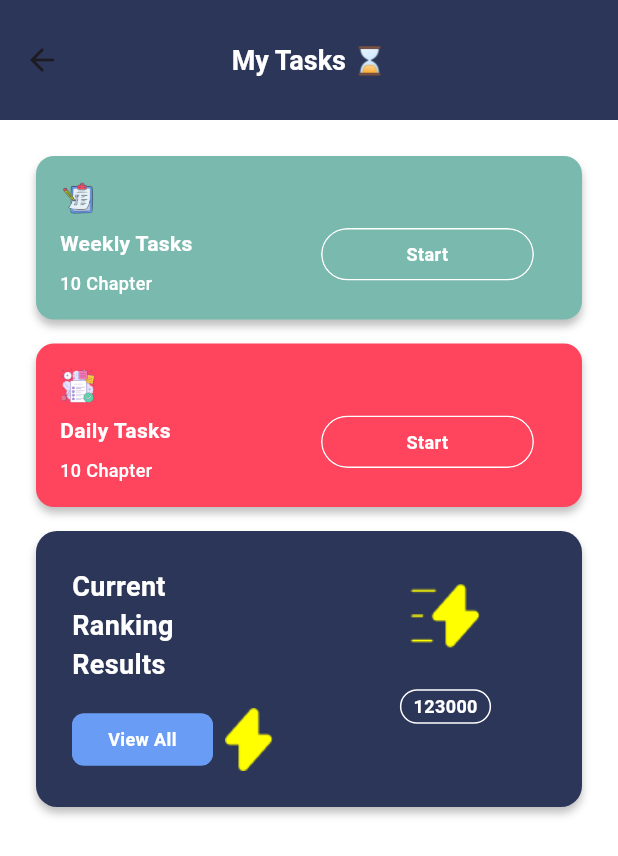
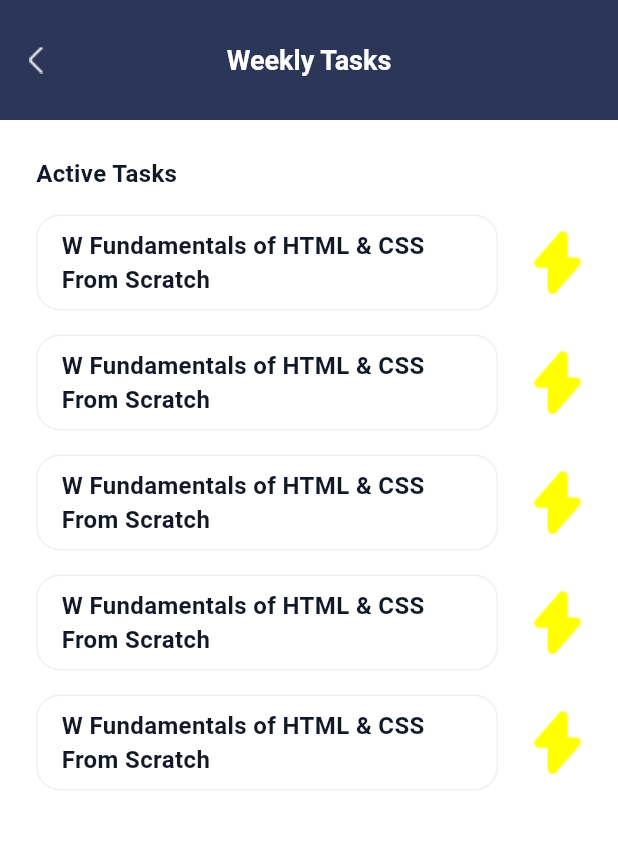
Before and after one commit to DargaHasanBasri/word_prime, a Flutter app: the TasksPage screen opened directly, after a tap on "Start", on a phone screen of 412 x 824 dp. Shown: the top 856 px of the screen. Run offline on Flutter 3.47's test engine with Material 3 defaults, Android fonts, the phone set to English and light mode, and no system bars; our stand-ins replace cached_network_image, dotted_border, easy_localization, get_it; network calls fail.

Commit message:
Create task list page

```diff
--- a/assets/langs/en-US.json
+++ b/assets/langs/en-US.json
@@ -75,7 +75,6 @@
     "helpCenter": "Help Center",
     "language": "Language",
     "changeLanguageTitle": "Change Language",
-    "changeLanguageSubTitle": "Please Select a Language",
     "privacy": "Privacy",
     "notifications": "Notifications"
   },
@@ -105,6 +104,8 @@
     "tasksDaily": "Daily Tasks",
     "chapter": "Chapter",
     "viewAll": "View All",
-    "currentResultsMsg": "Current Ranking Results"
+    "currentResultsMsg": "Current Ranking Results",
+    "activeTasks": "Active Tasks",
+    "completed": "Completed"
   }
 }
--- a/assets/langs/tr-TR.json
+++ b/assets/langs/tr-TR.json
@@ -104,6 +104,8 @@
     "tasksDaily": "Günlük Görevler",
     "chapter": "Bölüm",
     "viewAll": "Tümünü Gör",
-    "currentResultsMsg": "Güncel Sıralama Sonucları"
+    "currentResultsMsg": "Güncel Sıralama Sonucları",
+    "activeTasks": "Aktif Görevler",
+    "completed": "Tamamlandı"
   }
 }
--- a/lib/export.dart
+++ b/lib/export.dart
@@ -61,3 +61,6 @@ export 'package:word_prime/ui/widgets/custom_comment_bottom_sheet.dart';
 export 'package:word_prime/ui/pages/tasks/tasks_page.dart';
 export 'package:word_prime/ui/pages/tasks/tasks_view_model.dart';
 export 'package:word_prime/ui/pages/tasks/tasks_provider.dart';
+export 'package:word_prime/ui/pages/task_list/task_list_page.dart';
+export 'package:word_prime/ui/pages/task_list/task_list_view_model.dart';
+export 'package:word_prime/ui/pages/task_list/task_list_provider.dart';
--- a/lib/routes/routes.dart
+++ b/lib/routes/routes.dart
@@ -16,6 +16,7 @@ final class Routes {
   static const String Home = 'homeProvider';
   static const String Activity = 'activityProvider';
   static const String Tasks = 'tasksProvider';
+  static const String TaskList = 'taskListProvider';
 
   static Route<dynamic> generateRoute(RouteSettings settings) {
     switch (settings.name) {
@@ -78,6 +79,13 @@ final class Routes {
         return MaterialPageRoute(
           builder: (context) => const TasksProvider(),
         );
+      case Routes.TaskList:
+        final String taskMethodType = settings.arguments as String;
+        return MaterialPageRoute(
+          builder: (context) => TaskListProvider(
+            whichTaskMethod: taskMethodType,
+          ),
+        );
       default:
         return MaterialPageRoute(
           builder: (context) => Scaffold(
--- /dev/null
+++ b/lib/ui/pages/task_list/components/tasks_list_item.dart
@@ -0,0 +1,46 @@
+import 'package:word_prime/export.dart';
+
+class TaskListItem extends StatelessWidget {
+  final String taskTitle;
+  final int score;
+  const TaskListItem({
+    super.key,
+    required this.taskTitle,
+    required this.score,
+  });
+
+  @override
+  Widget build(BuildContext context) {
+    return Row(
+      children: [
+        Expanded(
+          child: Container(
+            padding: EdgeInsets.symmetric(
+              vertical: 8,
+              horizontal: 16,
+            ),
+            decoration: BoxDecoration(
+              color: Colors.transparent,
+              borderRadius: BorderRadius.circular(16),
+              border: Border.all(
+                color: AppColors.softPeach,
+              ),
+            ),
+            child: Text(
+              taskTitle,
+              style: TextStyle(
+                color: AppColors.mirage,
+                fontSize: 16,
+                fontWeight: FontWeight.w700,
+                overflow: TextOverflow.ellipsis,
+              ),
+              maxLines: 3,
+            ),
+          ),
+        ),
+        SizedBox(width: 24),
+        Image.asset(AppAssets.icScorePath),
+      ],
+    );
+  }
+}
--- /dev/null
+++ b/lib/ui/pages/task_list/task_list_page.dart
@@ -0,0 +1,103 @@
+import 'package:word_prime/export.dart';
+import 'package:word_prime/ui/pages/task_list/components/tasks_list_item.dart';
+
+class TaskListPage extends StatefulWidget {
+  const TaskListPage({super.key});
+
+  @override
+  State<TaskListPage> createState() => _TaskListPageState();
+}
+
+class _TaskListPageState extends BaseStatefulState<TaskListPage> {
+  late final TaskListViewModel _vm;
+
+  @override
+  void initState() {
+    _vm = Provider.of<TaskListViewModel>(context, listen: false);
+    _vm.taskMethod.value = _vm.whichTaskMethod;
+    super.initState();
+  }
+
+  @override
+  Widget build(BuildContext context) {
+    return Scaffold(
+      backgroundColor: AppColors.backgroundColor,
+      appBar: _buildAppBar(),
+      body: SingleChildScrollView(
+        physics: BouncingScrollPhysics(),
+        child: Padding(
+          padding: AppPaddings.appPaddingAll,
+          child: _buildBody(),
+        ),
+      ),
+    );
+  }
+
+  Widget _buildBody() {
+    return Column(
+      crossAxisAlignment: CrossAxisAlignment.stretch,
+      children: [
+        Text(
+          LocaleKeys.tasksPage_activeTasks.locale,
+          style: TextStyle(
+            color: AppColors.mirage,
+            fontSize: 16,
+            fontWeight: FontWeight.w700,
+          ),
+        ),
+        SizedBox(height: AppSizes.sizedBoxMediumHeight),
+        ListView.separated(
+          physics: NeverScrollableScrollPhysics(),
+          shrinkWrap: true,
+          itemCount: 5,
+          itemBuilder: (context, index) {
+            return TaskListItem(
+              taskTitle: _vm.taskMethod.value == 'Weekly'
+                  ? 'W Fundamentals of HTML & CSS From Scratch'
+                  : 'D Fundamentals of HTML & CSS From Scratch',
+              score: 15,
+            );
+          },
+          separatorBuilder: (context, index) => SizedBox(
+            height: AppSizes.sizedBoxMediumHeight,
+          ),
+        ),
+      ],
+    );
+  }
+
+  AppBar _buildAppBar() {
+    return AppBar(
+      backgroundColor: AppColors.rhino,
+      toolbarHeight: AppSizes.toolbarHeight,
+      leading: Row(
+        children: [
+          IconButton(
+            onPressed: () => appRoutes.popIfBackStackNotEmpty(),
+            icon: Image.asset(
+              AppAssets.icArrowBackLeftPath,
+              width: AppSizes.appOverallIconWidth,
+              height: AppSizes.appOverallIconHeight,
+            ),
+          ),
+        ],
+      ),
+      title: ValueListenableBuilder(
+        valueListenable: _vm.taskMethod,
+        builder: (_, __, ___) {
+          return Text(
+            _vm.taskMethod.value == 'Weekly'
+                ? LocaleKeys.tasksPage_tasksWeekly.locale
+                : LocaleKeys.tasksPage_tasksDaily.locale,
+            style: TextStyle(
+              color: AppColors.white,
+              fontSize: 18,
+              fontWeight: FontWeight.w700,
+            ),
+          );
+        },
+      ),
+      centerTitle: true,
+    );
+  }
+}
--- /dev/null
+++ b/lib/ui/pages/task_list/task_list_provider.dart
@@ -0,0 +1,18 @@
+import 'package:word_prime/export.dart';
+
+class TaskListProvider extends StatelessWidget {
+  final String whichTaskMethod;
+
+  const TaskListProvider({
+    super.key,
+    required this.whichTaskMethod,
+  });
+
+  @override
+  Widget build(BuildContext context) {
+    return ChangeNotifierProvider(
+      create: (context) => TaskListViewModel(whichTaskMethod),
+      child: TaskListPage(),
+    );
+  }
+}
--- /dev/null
+++ b/lib/ui/pages/task_list/task_list_view_model.dart
@@ -0,0 +1,8 @@
+import 'package:word_prime/export.dart';
+
+class TaskListViewModel extends BaseViewModel {
+  final String whichTaskMethod;
+  TaskListViewModel(this.whichTaskMethod);
+
+  ValueNotifier<String> taskMethod = ValueNotifier('');
+}
--- a/lib/ui/pages/tasks/tasks_page.dart
+++ b/lib/ui/pages/tasks/tasks_page.dart
@@ -33,7 +33,9 @@ class _TasksPageState extends BaseStatefulState<TasksPage> {
           iconAddress: AppAssets.icTaskWeeklyPath,
           title: LocaleKeys.tasksPage_tasksWeekly.locale,
           chapterCount: 10,
-          onTapStart: () {},
+          onTapStart: () {
+            appRoutes.navigateTo(Routes.TaskList, arguments: 'Weekly');
+          },
         ),
         Padding(
           padding: AppPaddings.paddingMediumVertical,
@@ -42,7 +44,9 @@ class _TasksPageState extends BaseStatefulState<TasksPage> {
             iconAddress: AppAssets.icTaskDailyPath,
             title: LocaleKeys.tasksPage_tasksDaily.locale,
             chapterCount: 10,
-            onTapStart: () {},
+            onTapStart: () {
+              appRoutes.navigateTo(Routes.TaskList, arguments: 'Daily');
+            },
           ),
         ),
         RankingResults(),
```
Also changed, not shown: lib/generated/locale_keys.g.dart.
